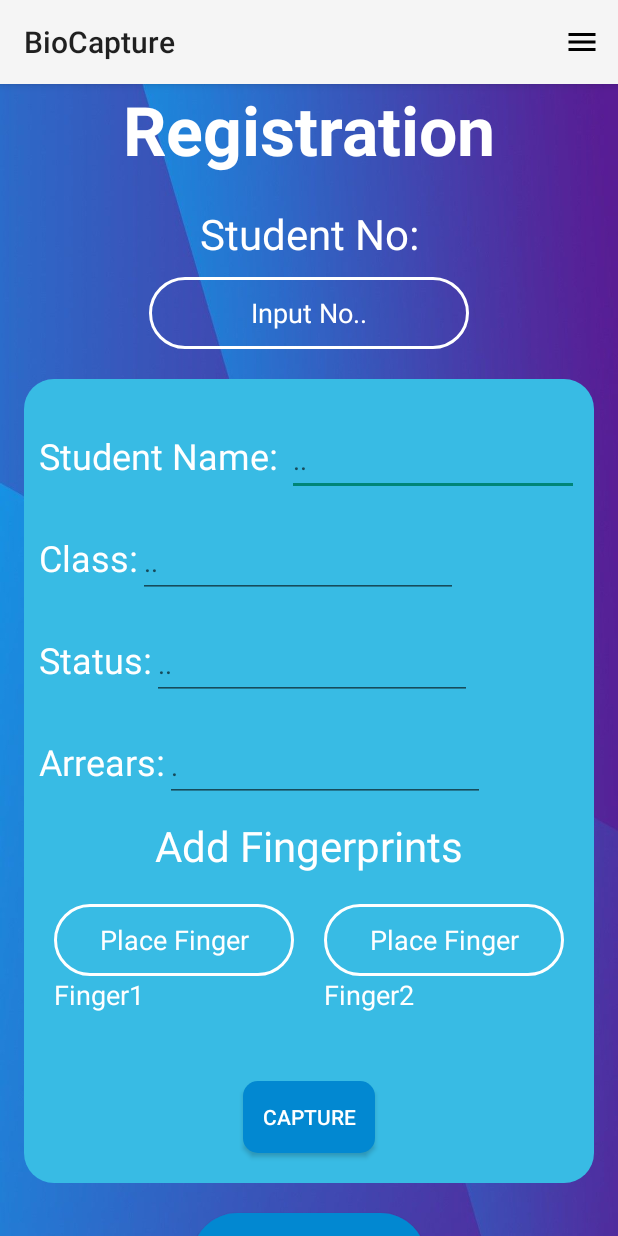
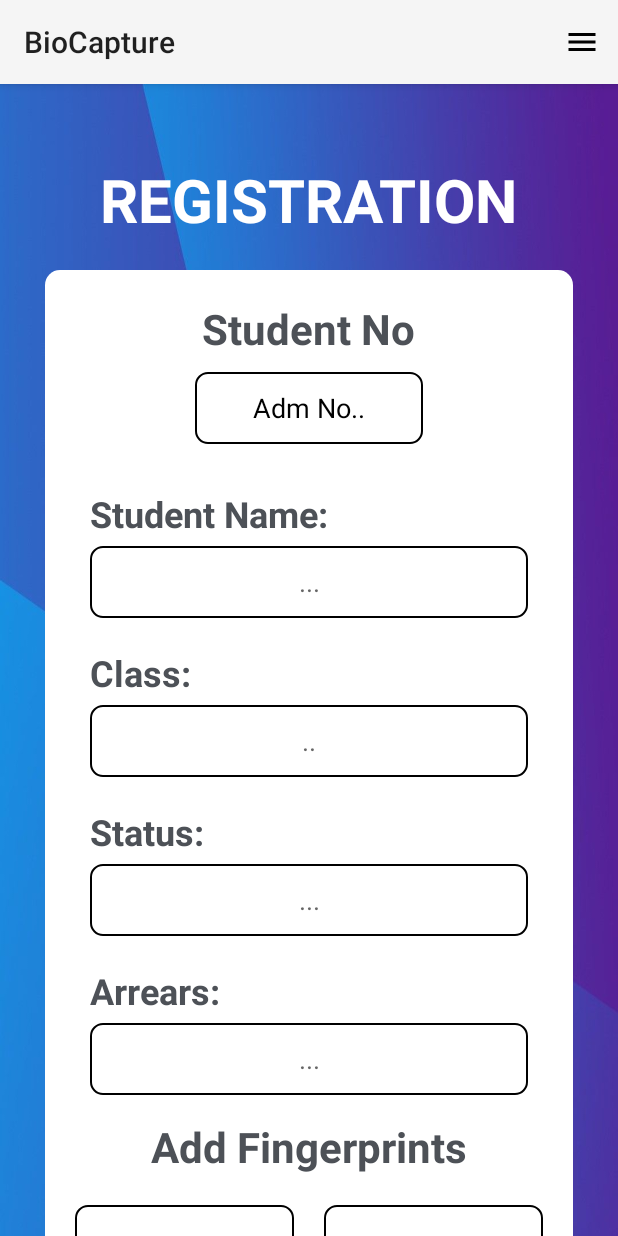
Before and after one commit to nickssilver/BioCapture, an Android app: the screen it shows after launch (RegisterActivity), on a phone screen of 412 x 824 dp. Run offline under Robolectric (Android 15) with nearby library versions, the phone set to English and light mode, and no system bars; libraries missing offline, so code that uses them is left out: com.example.morpholivescan, com.morpho.morphosmart; 3 statements that could not run were skipped.

Commit message:
Fixing Layout

```diff
--- a/app/src/main/res/drawable/button_background.xml
+++ b/app/src/main/res/drawable/button_background.xml
@@ -1,9 +1,22 @@
-<?xml version="1.0" encoding="utf-8"?>
-<selector xmlns:android="http://schemas.android.com/apk/res/android">
+<layer-list xmlns:android="http://schemas.android.com/apk/res/android">
+    <!-- Shadow -->
+    <item>
+        <shape>
+            <gradient
+                android:startColor="#E8FFFFFF"
+                android:centerColor="#00FFFFFF"
+                android:endColor="#A4FFFFFF"
+                android:angle="280"/>
+            <corners android:radius="70dp"/>
+            <padding android:bottom="2dp"  />
+        </shape>
+
+    </item>
+    <!-- Your actual shape -->
     <item>
         <shape android:shape="rectangle">
-            <solid android:color="#0288D1"/>
-            <corners android:radius="50dp"/>
+            <solid android:color="#0288D1" />
+            <corners android:radius="70dp" />
         </shape>
     </item>
-</selector>
+</layer-list>
--- a/app/src/main/res/drawable/input_bg.xml
+++ b/app/src/main/res/drawable/input_bg.xml
@@ -1,5 +1,5 @@
 <?xml version="1.0" encoding="utf-8"?>
 <shape xmlns:android="http://schemas.android.com/apk/res/android">
-    <stroke android:color="@color/white" android:width="2dp"/>
-    <corners android:radius="70dp" />
+    <stroke android:color="@color/black" android:width="1dp"/>
+    <corners android:radius="8dp" />
 </shape>
--- a/app/src/main/res/drawable/rounded_corners.xml
+++ b/app/src/main/res/drawable/rounded_corners.xml
@@ -1,5 +1,5 @@
 <?xml version="1.0" encoding="utf-8"?>
 <shape xmlns:android="http://schemas.android.com/apk/res/android">
-    <solid android:color="#38BBE4" />
-    <corners android:radius="20dp" />
+    <solid android:color="#FFFFFF" />
+    <corners android:radius="10dp" />
 </shape>
--- a/app/src/main/res/layout/activity_register.xml
+++ b/app/src/main/res/layout/activity_register.xml
@@ -15,45 +15,16 @@
         android:id="@+id/Registration"
         android:layout_width="wrap_content"
         android:layout_height="wrap_content"
-        android:text="Registration"
+        android:text="REGISTRATION"
         android:textColor="@color/white"
-        android:textSize="45sp"
+        android:textSize="40sp"
         android:textStyle="bold"
+        android:layout_marginTop="50dp"
         app:layout_constraintTop_toTopOf="parent"
         app:layout_constraintStart_toStartOf="parent"
         app:layout_constraintEnd_toEndOf="parent" />
 
-    <TextView
-        android:id="@+id/Student"
-        android:layout_width="wrap_content"
-        android:layout_height="wrap_content"
-        android:text="Student No:"
-        android:textColor="@color/white"
-        android:textSize="28sp"
-        android:layout_marginTop="20dp"
-        app:layout_constraintTop_toBottomOf="@+id/Registration"
-        app:layout_constraintStart_toStartOf="parent"
-        app:layout_constraintEnd_toEndOf="parent" />
 
-    <EditText
-        android:id="@+id/editTextStudentId"
-        android:layout_width="wrap_content"
-        android:layout_height="wrap_content"
-        android:background="@drawable/input_bg"
-        android:ems="10"
-        android:hint="Input No.."
-        android:inputType="text"
-        android:padding="10dp"
-        android:layout_marginTop="10dp"
-        android:textAlignment="center"
-        android:textColor="@color/white"
-        android:textColorHint="@color/white"
-        android:textSize="18sp"
-        android:minWidth="48dp"
-        android:minHeight="48dp"
-        app:layout_constraintTop_toBottomOf="@+id/Student"
-        app:layout_constraintStart_toStartOf="parent"
-        app:layout_constraintEnd_toEndOf="parent" />
 
 
     <LinearLayout
@@ -64,35 +35,77 @@
         android:background="@drawable/rounded_corners"
         android:layout_marginTop="20dp"
         android:layout_marginBottom="20dp"
-        android:layout_marginStart="16dp"
-        android:layout_marginEnd="16dp"
-        app:layout_constraintTop_toBottomOf="@+id/editTextStudentId"
+        android:layout_marginStart="30dp"
+        android:layout_marginEnd="30dp"
         app:layout_constraintStart_toStartOf="parent"
-        app:layout_constraintEnd_toEndOf="parent">
+        app:layout_constraintEnd_toEndOf="parent"
+        app:layout_constraintTop_toBottomOf="@+id/Registration"
+        tools:ignore="MissingConstraints">
+        <TextView
+            android:id="@+id/Student"
+            android:layout_width="wrap_content"
+            android:layout_height="wrap_content"
+            android:text="Student No"
+            android:textColor="@color/grey"
+            android:textSize="28sp"
+            android:textStyle="bold"
+            android:layout_marginTop="20dp"
+            android:layout_gravity="center"
+            app:layout_constraintTop_toBottomOf="@+id/Registration"
+            app:layout_constraintStart_toStartOf="parent"
+            app:layout_constraintEnd_toEndOf="parent" />
 
+        <EditText
+            android:id="@+id/editTextStudentId"
+            android:layout_width="match_parent"
+            android:layout_height="wrap_content"
+            android:background="@drawable/input_bg"
+            android:ems="10"
+            android:hint="Adm No.."
+            android:inputType="text"
+            android:padding="10dp"
+            android:layout_marginTop="10dp"
+            android:layout_marginStart="100dp"
+            android:layout_marginEnd="100dp"
+            android:textAlignment="center"
+            android:textColor="@color/white"
+            android:textColorHint="@color/black"
+            android:textSize="18sp"
+            android:minWidth="48dp"
+            android:minHeight="48dp"
+            android:layout_gravity="center"
+            app:layout_constraintTop_toBottomOf="@+id/Student"
+            app:layout_constraintStart_toStartOf="parent"
+            app:layout_constraintEnd_toEndOf="parent" />
     <LinearLayout
         android:layout_width="match_parent"
         android:layout_height="wrap_content"
-        android:orientation="horizontal"
+        android:orientation="vertical"
         android:padding="10dp"
-        android:layout_marginTop="20dp">
+        android:layout_marginTop="20dp"
+        android:layout_marginStart="20dp"
+        android:layout_marginEnd="20dp">
         <TextView
             android:id="@+id/textViewStudentNo"
             android:layout_width="wrap_content"
             android:layout_height="wrap_content"
             android:text="Student Name: "
-            android:textColor="@color/white"
+            android:textColor="@color/grey"
             android:textSize="24sp"
+            android:textStyle="bold"
             app:layout_constraintStart_toStartOf="parent"
             app:layout_constraintTop_toTopOf="parent" />
 
         <EditText
             android:id="@+id/editTextStudentName"
-            android:layout_width="wrap_content"
+            android:layout_width="match_parent"
             android:layout_height="wrap_content"
+            android:layout_marginTop="5dp"
+            android:background="@drawable/input_bg"
             android:ems="10"
             android:inputType="text"
-            android:hint=".."
+            android:hint="..."
+            android:textAlignment="center"
             app:layout_constraintEnd_toEndOf="parent"
             app:layout_constraintStart_toEndOf="@+id/textViewStudentNo"
             app:layout_constraintTop_toTopOf="parent"
@@ -107,25 +120,31 @@
     <LinearLayout
         android:layout_width="match_parent"
         android:layout_height="wrap_content"
-        android:orientation="horizontal"
-        android:padding="10dp">
+        android:orientation="vertical"
+        android:padding="10dp"
+        android:layout_marginStart="20dp"
+        android:layout_marginEnd="20dp">
         <TextView
             android:id="@+id/textViewClassId"
             android:layout_width="wrap_content"
             android:layout_height="wrap_content"
             android:text="Class:"
-            android:textColor="@color/white"
+            android:textColor="@color/grey"
             android:textSize="24sp"
+            android:textStyle="bold"
             app:layout_constraintStart_toStartOf="parent"
             app:layout_constraintTop_toBottomOf="@+id/editTextStudentName" />
 
         <EditText
             android:id="@+id/editTextClassId"
-            android:layout_width="wrap_content"
+            android:layout_width="match_parent"
             android:layout_height="wrap_content"
+            android:layout_marginTop="5dp"
+            android:background="@drawable/input_bg"
             android:ems="10"
             android:inputType="text"
             android:hint=".."
+            android:textAlignment="center"
             android:minWidth="48dp"
             android:minHeight="48dp"
             app:layout_constraintStart_toEndOf="@+id/textViewClassId"
@@ -138,26 +157,32 @@
     <LinearLayout
         android:layout_width="match_parent"
         android:layout_height="wrap_content"
-        android:orientation="horizontal"
-        android:padding="10dp">
+        android:orientation="vertical"
+        android:padding="10dp"
+        android:layout_marginStart="20dp"
+        android:layout_marginEnd="20dp">
 
         <TextView
             android:id="@+id/textViewStatus"
             android:layout_width="wrap_content"
             android:layout_height="wrap_content"
             android:text="Status:"
-            android:textColor="@color/white"
+            android:textColor="@color/grey"
             android:textSize="24sp"
+            android:textStyle="bold"
             app:layout_constraintStart_toStartOf="parent"
             app:layout_constraintTop_toBottomOf="@+id/editTextClassId" />
 
         <EditText
             android:id="@+id/editTextStatus"
-            android:layout_width="wrap_content"
+            android:layout_width="match_parent"
             android:layout_height="wrap_content"
+            android:layout_marginTop="5dp"
+            android:background="@drawable/input_bg"
             android:ems="10"
             android:inputType="text"
-            android:hint=".."
+            android:hint="..."
+            android:textAlignment="center"
             android:minWidth="48dp"
             android:minHeight="48dp"
             app:layout_constraintStart_toEndOf="@+id/textViewStatus"
@@ -170,25 +195,31 @@
     <LinearLayout
         android:layout_width="match_parent"
         android:layout_height="wrap_content"
-        android:orientation="horizontal"
-        android:padding="10dp">
+        android:orientation="vertical"
+        android:padding="10dp"
+        android:layout_marginStart="20dp"
+        android:layout_marginEnd="20dp">
         <TextView
             android:id="@+id/textViewArrears"
             android:layout_width="wrap_content"
             android:layout_height="wrap_content"
             android:text="Arrears:"
-            android:textColor="@color/white"
+            android:textColor="@color/grey"
             android:textSize="24sp"
+            android:textStyle="bold"
             app:layout_constraintStart_toStartOf="parent"
             app:layout_constraintTop_toBottomOf="@+id/editTextStatus" />
 
         <EditText
             android:id="@+id/editTextArrears"
-            android:layout_width="wrap_content"
+            android:layout_width="match_parent"
             android:layout_height="wrap_content"
+            android:layout_marginTop="5dp"
+            android:background="@drawable/input_bg"
             android:ems="10"
             android:inputType="text"
-            android:hint="."
+            android:hint="..."
+            android:textAlignment="center"
             app:layout_constraintStart_toEndOf="@+id/textViewArrears"
             android:minWidth="48dp"
             android:minHeight="48dp"
@@ -202,10 +233,12 @@
             android:id="@+id/textView8"
             android:layout_width="wrap_content"
             android:layout_height="wrap_content"
+            android:layout_marginTop="5dp"
             android:text="Add Fingerprints"
             android:textAlignment="center"
-            android:textColor="@color/white"
+            android:textColor="@color/grey"
             android:textSize="28sp"
+            android:textStyle="bold"
             android:layout_gravity="center"
             app:layout_constraintTop_toBottomOf="@+id/editTextArrears"
             app:layout_constraintStart_toStartOf="parent"
@@ -247,7 +280,7 @@
                     android:layout_width="wrap_content"
                     android:layout_height="wrap_content"
                     android:text="Finger1"
-                    android:textColor="@color/white"
+                    android:textColor="@color/black"
                     android:textSize="18sp" />
 
             </LinearLayout>
@@ -280,7 +313,7 @@
                     android:layout_width="wrap_content"
                     android:layout_height="wrap_content"
                     android:text="Finger2"
-                    android:textColor="@color/white"
+                    android:textColor="@color/black"
                     android:textSize="18sp" />
 
             </LinearLayout>
@@ -308,16 +341,18 @@
 
         <Button
             android:id="@+id/buttonSubmitReg"
-            android:layout_width="wrap_content"
+            android:layout_width="match_parent"
             android:layout_height="wrap_content"
-            android:text="Register"
+            android:layout_marginStart="130dp"
+            android:layout_marginEnd="130dp"
+            android:text="Submit"
             android:textColor="@color/white"
             android:background="@drawable/button_background"
-            android:layout_marginTop="20dp"
+            android:layout_marginTop="30dp"
             android:layout_marginBottom="20dp"
             android:textAlignment="center"
-            android:textSize="30sp"
-            android:padding="10dp"
+            android:textSize="34sp"
+            app:backgroundTint="@null"
             app:layout_constraintEnd_toEndOf="parent"
             app:layout_constraintStart_toStartOf="parent"
             app:layout_constraintTop_toBottomOf="@+id/frameLayout" />
--- a/app/src/main/res/values/colors.xml
+++ b/app/src/main/res/values/colors.xml
@@ -2,4 +2,5 @@
 <resources>
     <color name="black">#FF000000</color>
     <color name="white">#FFFFFFFF</color>
+    <color name="grey">#4D5157</color>
 </resources>
```
Also changed, not shown: app/src/main/res/layout/activity_main.xml (+32 -0 lines), app/src/main/res/layout/activity_verify.xml (+47 -38 lines), app/src/main/res/drawable/fingerprint.png (deleted), app/src/main/res/drawable/ic_fingerprint.png (added), app/src/main/res/font/cormontbb.ttf (added), app/src/main/res/font/cormorantb.ttf (added), app/src/main/res/font/cormorantboldtalic.ttf (added), app/src/main/res/font/garamondbold.ttf (added), app/src/main/res/font/garamondmedium.ttf (added), app/src/main/res/font/ssb.ttf (added).
